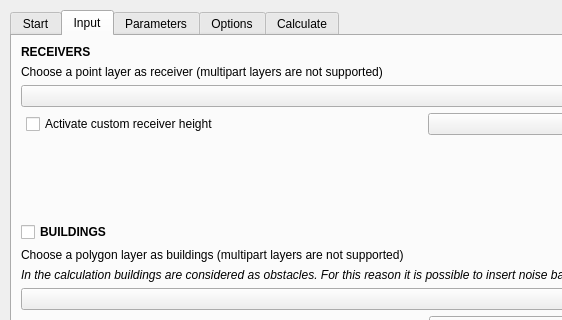
pierluigiderosa/openoise, file tools/ui_CalculateNoiseLevels.ui: the form before one commit; both pictures show x 0 to 562 and y 0 to 320 of the 848 by 611 pixel window.
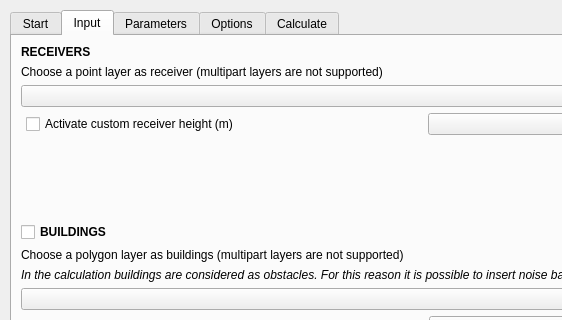
The form after the commit. The open tabs and pages were chosen to show the change. Custom widgets are drawn as their Qt base class.

What changed in the file:
```diff
--- a/tools/ui_CalculateNoiseLevels.ui
+++ b/tools/ui_CalculateNoiseLevels.ui
@@ -221,7 +221,7 @@
        <item>
         <widget class="QCheckBox" name="height_receiver_check">
          <property name="text">
-          <string>Activate custom receiver height</string>
+          <string>Activate custom receiver height (m)</string>
          </property>
         </widget>
        </item>
```
Left out of the diff: 2 changed lines with no effect on the pictures.
